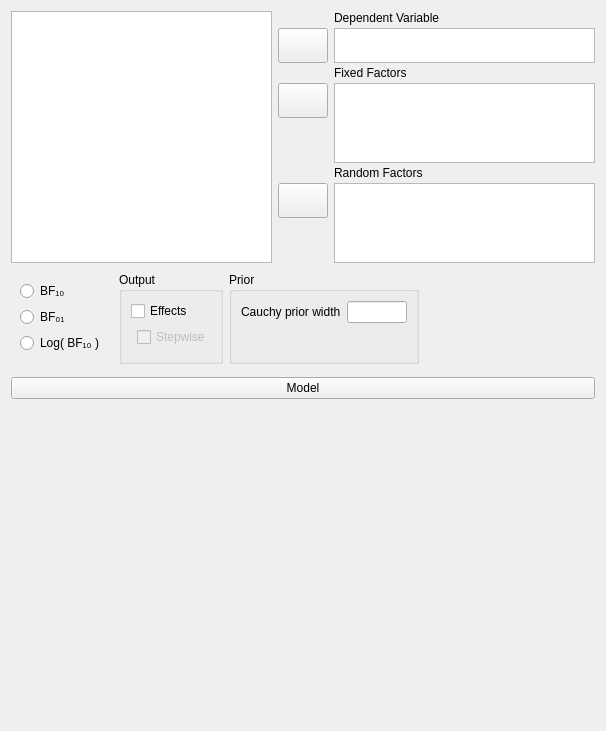
Qt form JASP-Desktop/analysisforms/anovabayesianform.ui (jasp-stats/jasp-desktop) before a commit.
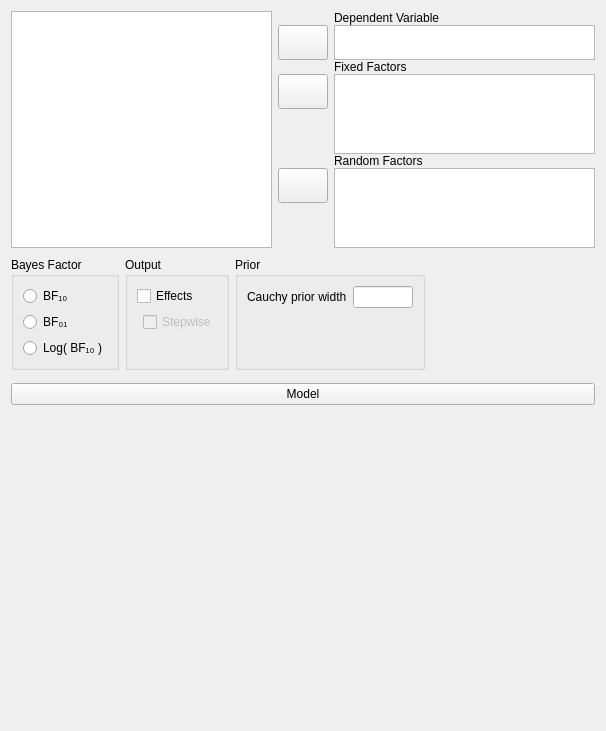
The same form after that commit. Custom widgets are drawn as their Qt base class.

Diff of the .ui file:
```diff
--- a/JASP-Desktop/analysisforms/anovabayesianform.ui
+++ b/JASP-Desktop/analysisforms/anovabayesianform.ui
@@ -45,7 +45,7 @@
        <number>0</number>
       </property>
       <property name="verticalSpacing">
-       <number>3</number>
+       <number>0</number>
       </property>
       <item row="1" column="1">
        <widget class="AssignButton" name="buttonAssignDependent">
@@ -385,7 +385,7 @@
        </widget>
       </item>
       <item row="0" column="0">
-       <widget class="BoundGroupBox" name="bayesFactorType" native="true">
+       <widget class="BoundGroupBox" name="bayesFactorType">
         <property name="sizePolicy">
          <sizepolicy hsizetype="Preferred" vsizetype="Minimum">
           <horstretch>0</horstretch>
@@ -518,11 +518,6 @@
    <extends>QListView</extends>
    <header>widgets/boundlistview.h</header>
   </customwidget>
-  <customwidget>
-   <class>BoundCheckBox</class>
-   <extends>QCheckBox</extends>
-   <header>widgets/boundcheckbox.h</header>
-  </customwidget>
   <customwidget>
    <class>GroupBox</class>
    <extends>QGroupBox</extends>
@@ -536,7 +531,7 @@
   </customwidget>
   <customwidget>
    <class>BoundGroupBox</class>
-   <extends>QWidget</extends>
+   <extends>QGroupBox</extends>
    <header>widgets/boundgroupbox.h</header>
    <container>1</container>
   </customwidget>
@@ -551,6 +546,11 @@
    <header>widgets/anovamodelwidget.h</header>
    <container>1</container>
   </customwidget>
+  <customwidget>
+   <class>BoundCheckBox</class>
+   <extends>QCheckBox</extends>
+   <header>widgets/boundcheckbox.h</header>
+  </customwidget>
  </customwidgets>
  <resources/>
  <connections>
```
Left out of the diff: 4 changed lines with no effect on the pictures.
